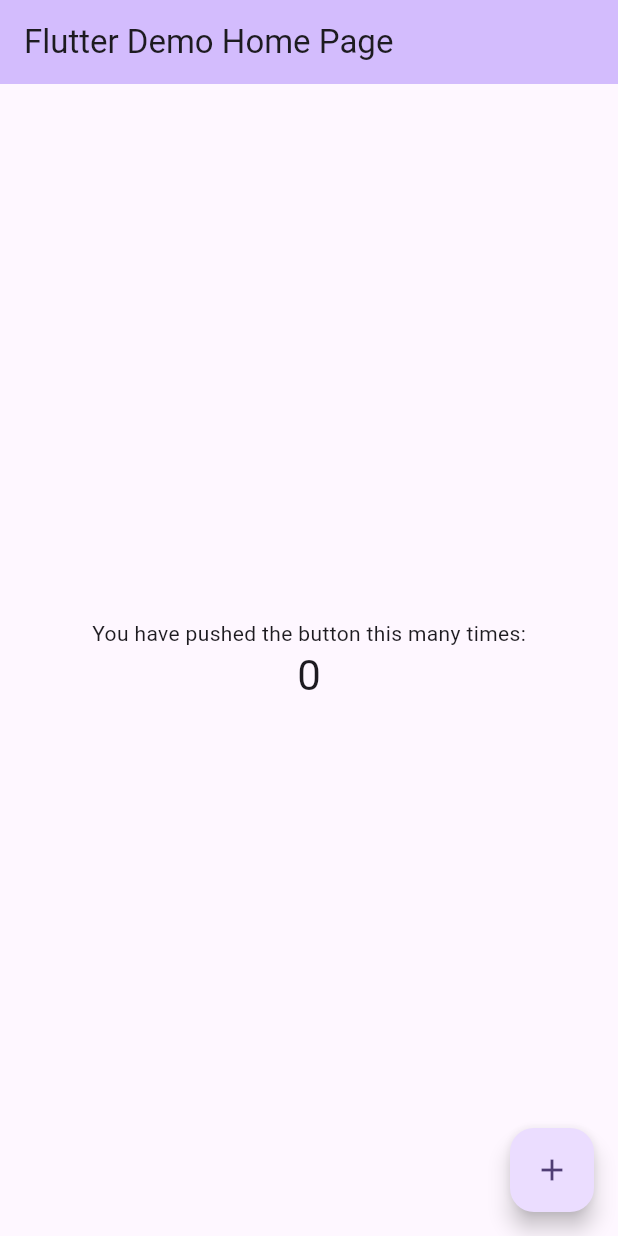
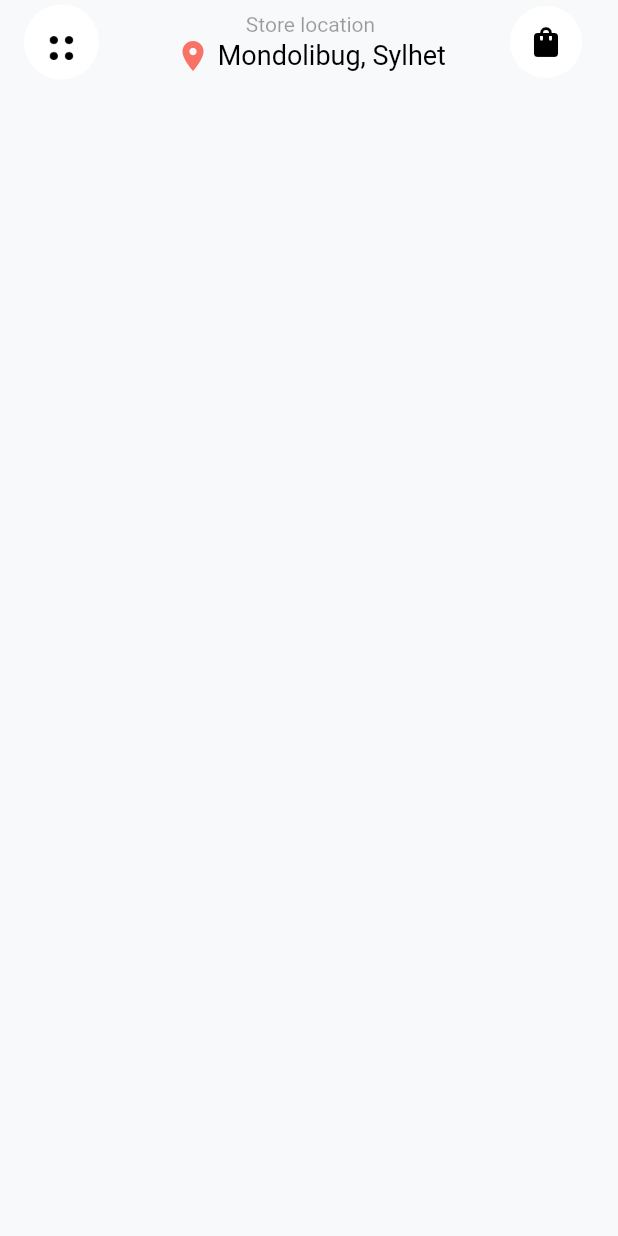
Before and after one commit to Badhon100/innova, a Flutter app: the screen it shows after launch, on a phone screen of 412 x 824 dp. Run offline on Flutter 3.47's test engine with Material 2 defaults, Android fonts, the phone set to English and light mode, and no system bars.

Commit message:
appbar done

```diff
--- /dev/null
+++ b/lib/features/screens/home_page.dart
@@ -0,0 +1,74 @@
+import 'package:flutter/material.dart';
+
+class HomePage extends StatelessWidget {
+  const HomePage({super.key});
+
+  @override
+  Widget build(BuildContext context) {
+    return Scaffold(
+      backgroundColor: Theme.of(context).colorScheme.background,
+      appBar: AppBar(
+        backgroundColor: Theme.of(context).colorScheme.background,
+        elevation: 0,
+        title: Row(
+          mainAxisAlignment: MainAxisAlignment.spaceBetween,
+          children: [
+            Padding(
+              padding: const EdgeInsets.only(right: 8.0),
+              child: Container(
+                decoration: BoxDecoration(
+                    color: Colors.white,
+                    borderRadius: BorderRadius.circular(25)),
+                child: Center(
+                  child: Image.asset(
+                    'assets/img/menu1.png',
+                    height: 50,
+                    width: 50,
+                    color: Colors.black,
+                    // height: 10,
+                    // width: 10,
+                  ),
+                ),
+              ),
+            ),
+            const Column(
+              children: [
+                Text(
+                  "Store location",
+                  style: TextStyle(fontSize: 14, color: Colors.black38),
+                ),
+                Row(
+                  mainAxisAlignment: MainAxisAlignment.center,
+                  children: [
+                    Icon(
+                      Icons.location_on,
+                      color: Color(0xffF87265),
+                    ),
+                    Text(
+                      ' Mondolibug, Sylhet',
+                      style: TextStyle(
+                        fontSize: 18,
+                      ),
+                    ),
+                  ],
+                ),
+              ],
+            ),
+            Padding(
+              padding: const EdgeInsets.only(right: 8.0),
+              child: Container(
+                decoration: BoxDecoration(
+                    color: Colors.white,
+                    borderRadius: BorderRadius.circular(25)),
+                child: IconButton(
+                    onPressed: () {}, icon: Icon(Icons.shopping_bag)),
+              ),
+            ),
+          ],
+        ),
+      ),
+
+
+    );
+  }
+}
--- a/lib/main.dart
+++ b/lib/main.dart
@@ -1,4 +1,5 @@
 import 'package:flutter/material.dart';
+import 'package:innova/features/screens/home_page.dart';
 
 void main() {
   runApp(const MyApp());
@@ -11,115 +12,16 @@ class MyApp extends StatelessWidget {
   @override
   Widget build(BuildContext context) {
     return MaterialApp(
-      title: 'Flutter Demo',
+      title: 'OXY BOOTS',
+      debugShowCheckedModeBanner: false,
       theme: ThemeData(
-        // This is the theme of your application.
-        //
-        // TRY THIS: Try running your application with "flutter run". You'll see
-        // the application has a blue toolbar. Then, without quitting the app,
-        // try changing the seedColor in the colorScheme below to Colors.green
-        // and then invoke "hot reload" (save your changes or press the "hot
-        // reload" button in a Flutter-supported IDE, or press "r" if you used
-        // the command line to start the app).
-        //
-        // Notice that the counter didn't reset back to zero; the application
-        // state is not lost during the reload. To reset the state, use hot
-        // restart instead.
-        //
-        // This works for code too, not just values: Most code changes can be
-        // tested with just a hot reload.
-        colorScheme: ColorScheme.fromSeed(seedColor: Colors.deepPurple),
+        colorScheme: const ColorScheme.light(
+          background: Color(0xffF8F9FA),
+          primary: Color(0xff0B6BFE),
+        ),
         useMaterial3: true,
       ),
-      home: const MyHomePage(title: 'Flutter Demo Home Page'),
+      home: const HomePage(),
     );
   }
 }
-
-class MyHomePage extends StatefulWidget {
-  const MyHomePage({super.key, required this.title});
-
-  // This widget is the home page of your application. It is stateful, meaning
-  // that it has a State object (defined below) that contains fields that affect
-  // how it looks.
-
-  // This class is the configuration for the state. It holds the values (in this
-  // case the title) provided by the parent (in this case the App widget) and
-  // used by the build method of the State. Fields in a Widget subclass are
-  // always marked "final".
-
-  final String title;
-
-  @override
-  State<MyHomePage> createState() => _MyHomePageState();
-}
-
-class _MyHomePageState extends State<MyHomePage> {
-  int _counter = 0;
-
-  void _incrementCounter() {
-    setState(() {
-      // This call to setState tells the Flutter framework that something has
-      // changed in this State, which causes it to rerun the build method below
-      // so that the display can reflect the updated values. If we changed
-      // _counter without calling setState(), then the build method would not be
-      // called again, and so nothing would appear to happen.
-      _counter++;
-    });
-  }
-
-  @override
-  Widget build(BuildContext context) {
-    // This method is rerun every time setState is called, for instance as done
-    // by the _incrementCounter method above.
-    //
-    // The Flutter framework has been optimized to make rerunning build methods
-    // fast, so that you can just rebuild anything that needs updating rather
-    // than having to individually change instances of widgets.
-    return Scaffold(
-      appBar: AppBar(
-        // TRY THIS: Try changing the color here to a specific color (to
-        // Colors.amber, perhaps?) and trigger a hot reload to see the AppBar
-        // change color while the other colors stay the same.
-        backgroundColor: Theme.of(context).colorScheme.inversePrimary,
-        // Here we take the value from the MyHomePage object that was created by
-        // the App.build method, and use it to set our appbar title.
-        title: Text(widget.title),
-      ),
-      body: Center(
-        // Center is a layout widget. It takes a single child and positions it
-        // in the middle of the parent.
-        child: Column(
-          // Column is also a layout widget. It takes a list of children and
-          // arranges them vertically. By default, it sizes itself to fit its
-          // children horizontally, and tries to be as tall as its parent.
-          //
-          // Column has various properties to control how it sizes itself and
-          // how it positions its children. Here we use mainAxisAlignment to
-          // center the children vertically; the main axis here is the vertical
-          // axis because Columns are vertical (the cross axis would be
-          // horizontal).
-          //
-          // TRY THIS: Invoke "debug painting" (choose the "Toggle Debug Paint"
-          // action in the IDE, or press "p" in the console), to see the
-          // wireframe for each widget.
-          mainAxisAlignment: MainAxisAlignment.center,
-          children: <Widget>[
-            const Text(
-              'You have pushed the button this many times:',
-            ),
-            Text(
-              '$_counter',
-              style: Theme.of(context).textTheme.headlineMedium,
-            ),
-          ],
-        ),
-      ),
-      floatingActionButton: FloatingActionButton(
-        onPressed: _incrementCounter,
-        tooltip: 'Increment',
-        child: const Icon(Icons.add),
-      ), // This trailing comma makes auto-formatting nicer for build methods.
-    );
-  }
-}
--- a/pubspec.yaml
+++ b/pubspec.yaml
@@ -59,9 +59,8 @@ flutter:
   uses-material-design: true
 
   # To add assets to your application, add an assets section, like this:
-  # assets:
-  #   - images/a_dot_burr.jpeg
-  #   - images/a_dot_ham.jpeg
+  assets:
+    - assets/img/menu1.png
 
   # An image asset can refer to one or more resolution-specific "variants", see
   # https://flutter.dev/assets-and-images/#resolution-aware
```
Also changed, not shown: assets/img/four-dots-square.svg (added), assets/img/menu.png (added), assets/img/menu1.png (added).
